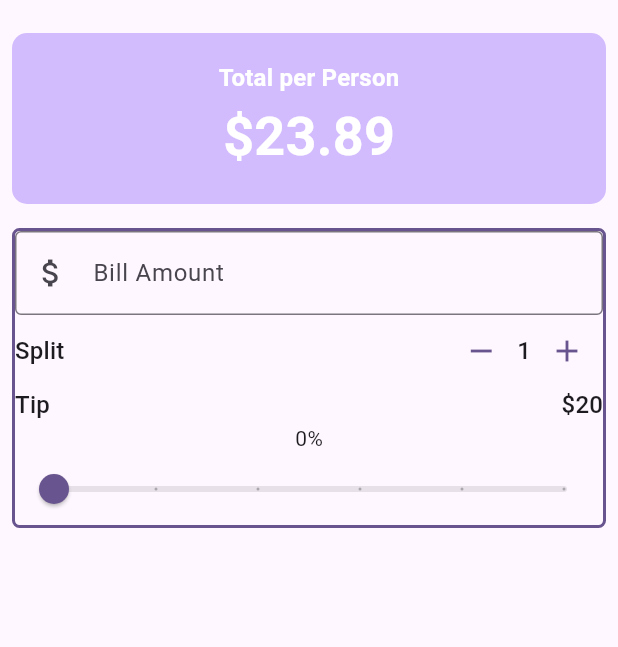
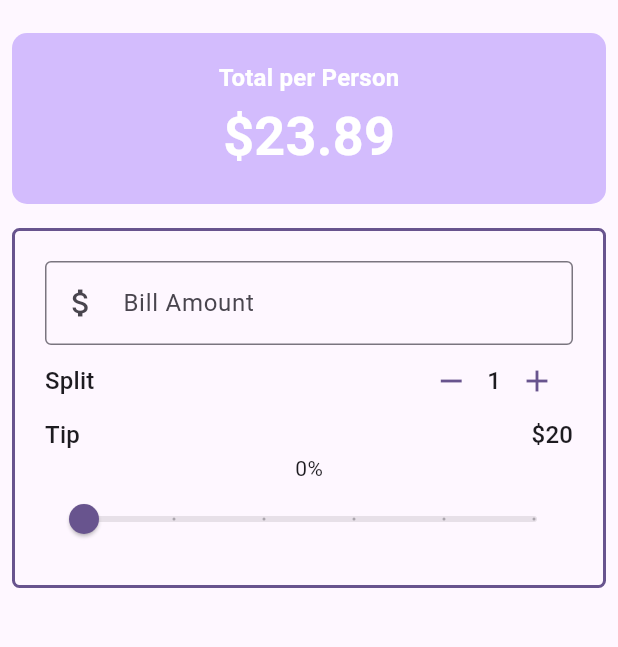
Before and after one commit to HideakiKawakawa/utip, a Flutter app: the screen it shows after launch, on a phone screen of 412 x 824 dp, the part 63-710 px from its top. Run offline on Flutter 3.47's test engine with Material 3 defaults, Android fonts, the phone set to English and light mode, and no system bars.

Commit message:
Refactor BillAmountField

```diff
--- a/lib/main.dart
+++ b/lib/main.dart
@@ -1,4 +1,5 @@
 import 'package:flutter/material.dart';
+import 'package:utip/widgets/bill_amount_field.dart';
 import 'package:utip/widgets/person_counter.dart';
 import 'package:utip/widgets/tip_slider.dart';
 
@@ -91,20 +92,17 @@ class _UTipState extends State<UTip> {
           Padding(
             padding: const EdgeInsets.all(8.0),
             child: Container(
+              padding: const EdgeInsets.all(20),
               decoration: BoxDecoration(
                   borderRadius: BorderRadius.circular(5),
                   border:
                       Border.all(color: theme.colorScheme.primary, width: 2)),
               child: Column(
                 children: [
-                  TextField(
-                    decoration: const InputDecoration(
-                        border: OutlineInputBorder(),
-                        prefixIcon: Icon(Icons.attach_money),
-                        labelText: 'Bill Amount'),
-                    keyboardType: TextInputType.number,
-                    onChanged: (String value) {
-                      print("Value: $value ");
+                  BillAmountField(
+                    billAmount: "100",
+                    onChanged: (value) {
+                      print("Amount: $value");
                     },
                   ),
                   //Split Bill area
--- /dev/null
+++ b/lib/widgets/bill_amount_field.dart
@@ -0,0 +1,26 @@
+import 'package:flutter/material.dart';
+
+class BillAmountField extends StatelessWidget {
+  const BillAmountField({
+    super.key,
+    required this.billAmount,
+    required this.onChanged,
+  });
+
+  final String billAmount;
+  final ValueChanged<String> onChanged;
+
+  @override
+  Widget build(BuildContext context) {
+    return TextField(
+      decoration: const InputDecoration(
+          border: OutlineInputBorder(),
+          prefixIcon: Icon(Icons.attach_money),
+          labelText: 'Bill Amount'),
+      keyboardType: TextInputType.number,
+      onChanged: (String value) {
+        onChanged(value);
+      },
+    );
+  }
+}
```
